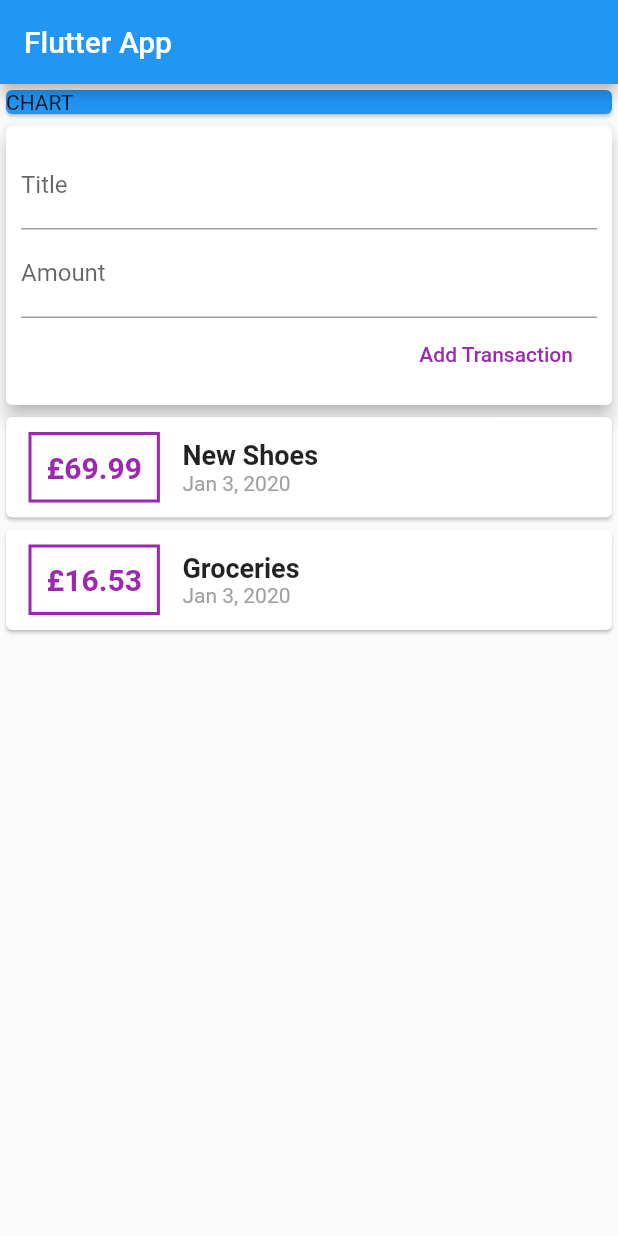
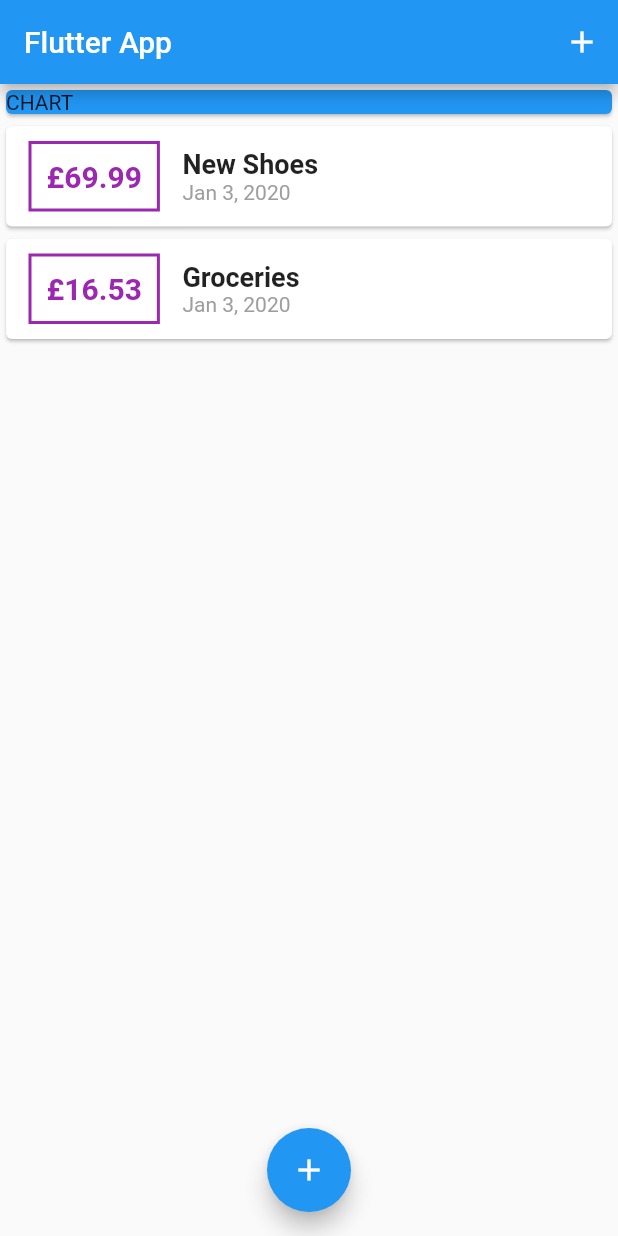
Before and after one commit to jeynesrya/personal-expenses-app, a Flutter app: the screen it shows after launch, on a phone screen of 412 x 824 dp. Run offline on Flutter 3.47's test engine with Material 2 defaults, Android fonts, the phone set to English and light mode, and no system bars.

Commit message:
up to lecture 93, styling.

```diff
--- a/lib/main.dart
+++ b/lib/main.dart
@@ -1,7 +1,9 @@
 import 'package:flutter/material.dart';
-import 'package:intl/intl.dart';
+import 'package:personal_expenses_app/widgets/transaction_list.dart';
 
-import './transaction.dart';
+import './widgets/new_transaction.dart';
+import './widgets/transaction_list.dart';
+import 'models/transaction.dart';
 
 void main() => runApp(MyApp());
 
@@ -15,8 +17,13 @@ class MyApp extends StatelessWidget {
   }
 }
 
-class MyHomePage extends StatelessWidget {
-  final List<Transaction> transactions = [
+class MyHomePage extends StatefulWidget {
+  @override
+  _MyHomePageState createState() => _MyHomePageState();
+}
+
+class _MyHomePageState extends State<MyHomePage> {
+  final List<Transaction> _userTransactions = [
     Transaction(
       id: 't1',
       title: 'New Shoes',
@@ -31,13 +38,48 @@ class MyHomePage extends StatelessWidget {
     ),
   ];
 
+  void _addNewTransaction(String txTitle, double txAmount) {
+    final newTx = Transaction(
+      title: txTitle,
+      amount: txAmount,
+      date: DateTime.now(),
+      id: DateTime.now().toString(),
+    );
+
+    setState(() {
+      _userTransactions.add(newTx);
+    });
+  }
+
+  void _startAddNewTransaction(BuildContext ctx) {
+    showModalBottomSheet(
+      context: ctx,
+      builder: (_) {
+        return GestureDetector(
+          onTap: () {},
+          child: NewTransaction(_addNewTransaction),
+          behavior: HitTestBehavior.opaque,
+        );
+      },
+    );
+  }
+
   @override
   Widget build(BuildContext context) {
     return Scaffold(
       appBar: AppBar(
         title: Text('Flutter App'),
+        actions: <Widget>[
+          IconButton(
+            icon: Icon(
+              Icons.add,
             ),
-      body: Column(
+            onPressed: () => _startAddNewTransaction(context),
+          )
+        ],
+      ),
+      body: SingleChildScrollView(
+        child: Column(
           //mainAxisAlignment: MainAxisAlignment.spaceAround,
           crossAxisAlignment: CrossAxisAlignment.stretch,
           children: <Widget>[
@@ -48,78 +90,14 @@ class MyHomePage extends StatelessWidget {
                 child: Text('CHART'),
               ),
             ),
-          Card(
-            elevation: 5,
-            child: Container(
-              padding: EdgeInsets.all(10),
-              child: Column(
-                crossAxisAlignment: CrossAxisAlignment.end,
-                children: <Widget>[
-                  TextField(
-                    decoration: InputDecoration(labelText: 'Title'),
-                  ),
-                  TextField(
-                    decoration: InputDecoration(labelText: 'Amount'),
-                  ),
-                  FlatButton(
-                    child: Text('Add Transaction'),
-                    textColor: Colors.purple,
-                    onPressed: () {},
-                  )
+            TransactionList(_userTransactions)
           ],
         ),
       ),
-          ),
-          Column(
-            children: transactions.map((tx) {
-              return Card(
-                child: Row(
-                  children: <Widget>[
-                    Container(
-                      margin: EdgeInsets.symmetric(
-                        vertical: 10,
-                        horizontal: 15,
-                      ),
-                      decoration: BoxDecoration(
-                        border: Border.all(
-                          color: Colors.purple,
-                          width: 2,
-                        ),
-                      ),
-                      padding: EdgeInsets.all(10),
-                      child: Text(
-                        '£${tx.amount}',
-                        style: TextStyle(
-                          fontWeight: FontWeight.bold,
-                          fontSize: 20,
-                          color: Colors.purple,
-                        ),
-                      ),
-                    ),
-                    Column(
-                      crossAxisAlignment: CrossAxisAlignment.start,
-                      children: <Widget>[
-                        Text(
-                          tx.title,
-                          style: TextStyle(
-                            fontSize: 18,
-                            fontWeight: FontWeight.bold,
-                          ),
-                        ),
-                        Text(
-                          DateFormat.yMMMd().format(tx.date),
-                          style: TextStyle(
-                            color: Colors.grey,
-                          ),
-                        ),
-                      ],
-                    )
-                  ],
-                ),
-              );
-            }).toList(),
-          )
-        ],
+      floatingActionButtonLocation: FloatingActionButtonLocation.centerFloat,
+      floatingActionButton: FloatingActionButton(
+        child: Icon(Icons.add),
+        onPressed: () => _startAddNewTransaction(context),
       ),
     );
   }
--- /dev/null
+++ b/lib/widgets/transaction_list.dart
@@ -0,0 +1,67 @@
+import 'package:flutter/material.dart';
+import 'package:intl/intl.dart';
+
+import '../models/transaction.dart';
+
+class TransactionList extends StatelessWidget {
+  final List<Transaction> transactions;
+
+  TransactionList(this.transactions);
+
+  @override
+  Widget build(BuildContext context) {
+    return Container(
+      height: 300,
+      child: ListView.builder(
+        itemBuilder: (ctx, index) {
+          return Card(
+            child: Row(
+              children: <Widget>[
+                Container(
+                  margin: EdgeInsets.symmetric(
+                    vertical: 10,
+                    horizontal: 15,
+                  ),
+                  decoration: BoxDecoration(
+                    border: Border.all(
+                      color: Colors.purple,
+                      width: 2,
+                    ),
+                  ),
+                  padding: EdgeInsets.all(10),
+                  child: Text(
+                    '£${transactions[index].amount.toStringAsFixed(2)}',
+                    style: TextStyle(
+                      fontWeight: FontWeight.bold,
+                      fontSize: 20,
+                      color: Colors.purple,
+                    ),
+                  ),
+                ),
+                Column(
+                  crossAxisAlignment: CrossAxisAlignment.start,
+                  children: <Widget>[
+                    Text(
+                      transactions[index].title,
+                      style: TextStyle(
+                        fontSize: 18,
+                        fontWeight: FontWeight.bold,
+                      ),
+                    ),
+                    Text(
+                      DateFormat.yMMMd().format(transactions[index].date),
+                      style: TextStyle(
+                        color: Colors.grey,
+                      ),
+                    ),
+                  ],
+                )
+              ],
+            ),
+          );
+        },
+        itemCount: transactions.length,
+      ),
+    );
+  }
+}
```
Also changed, not shown: lib/widgets/new_transaction.dart (added, +59 -0 lines), lib/models/transaction.dart (renamed from lib/transaction.dart). Lines whose indentation alone changed are shown as unchanged.
